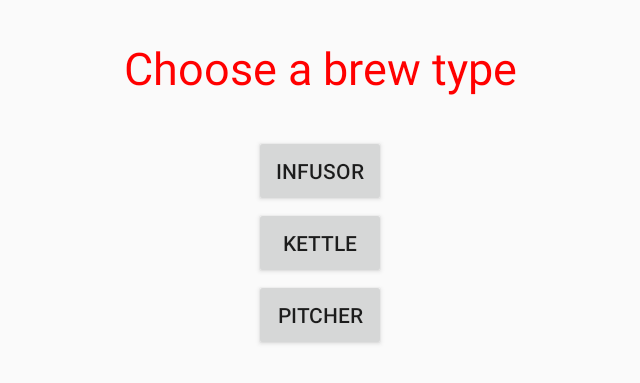
After one commit to aprestona/Steeped., an Android app: the BrewType screen opened directly, with no data from a screen before it, on a phone screen of 824 x 412 dp (held sideways). The commit adds this screen. Shown: the top 383 px of the screen, without its empty margins (298-938 px from the left). Run offline under Robolectric (Android 15) with nearby library versions, the phone set to English and light mode, and no system bars; 2 statements that could not run were skipped.

Commit message:
added the BrewType java file to link the brew_type xml files.

```diff
--- /dev/null
+++ b/app/src/main/java/sonsoflibertea/steeped/BrewType.java
@@ -0,0 +1,105 @@
+package sonsoflibertea.steeped;
+
+/**
+ * Created by Jose on 4/2/15.
+ */
+
+import android.app.Activity;
+import android.os.Bundle;
+import android.view.View;
+import android.view.View.OnClickListener;
+import android.widget.Button;
+import android.widget.TextView;
+
+public class BrewType extends Activity implements OnClickListener {
+    // This is the backend of the tea_type layout for the selection of tea type activity
+    public static final String TAG_BREWTYPE = "type";
+
+
+    private TextView tv_BrewType;
+    private Button buttonInfusor;
+    private Button buttonKettle;
+    private Button buttonPitcher;
+
+    @Override
+    protected void onCreate(Bundle savedInstanceState) {
+        //The super keyword is used to refer to the parent class in java
+        super.onCreate(savedInstanceState);
+
+        //How the activity actually looks is inside main.xml, inside the layout folder
+        setContentView(R.layout.brew_type);
+
+        //The buttons have parameters corresponding to the IDs in Main.xml
+
+        tv_BrewType = (TextView) findViewById(R.id.tv_BrewType);
+
+        buttonInfusor = (Button) findViewById(R.id.btn_infusor);
+        buttonKettle = (Button) findViewById(R.id.btn_kettle);
+        buttonPitcher = (Button) findViewById(R.id.btn_pitcher);
+
+
+		/*The buttons now have onClickListeners set, a method/function of the button class
+		 * to start a new activity/intent when pressed. In this case, pressing a button
+		 * will go to the results page.
+		 * */
+
+        buttonInfusor.setOnClickListener(this);
+        buttonKettle.setOnClickListener(this);
+        buttonPitcher.setOnClickListener(this);
+
+    }
+
+    @Override
+	/*onClick is what is called when the buttons are pressed and they take in Views as arguments
+	 * as buttons are children of the view class, buttons can polymorphically be passed in. The button
+	 * that called the onClick is automatically fed in*/
+    public void onClick(View v) {
+        String brewType = ""; // Type of tea entered.. not sure if going to be used yet..
+
+
+        //The switch statements grab the id values of the button pressed and calculates the tip accordingly
+        switch (v.getId()) {
+
+            case R.id.btn_infusor: {
+                brewType = "Infusor";
+
+                break;
+            }
+            case R.id.btn_kettle: {
+                brewType = "Kettle";
+
+                break;
+            }
+            case R.id.btn_pitcher: {
+                brewType = "Pitcher";
+
+                break;
+            }
+
+            default: {
+                break;
+            }
+        }
+        // This passes the correct arguments to the next screen and launches the next activity
+//      launchNextActivity();
+    }
+    private void launchNextActivity(String brewType, int time2steep)
+    {
+
+		/*The intent class represents an action is used to "load" activities into a variable so they can be passed in and launched from
+		 * the startActivity method. Basic intents take two arguments, the current class(.java) and the class(.java) that the app will move to
+		 *  The line below initializes an Intent named resultActivity and passes in (Main.this,Result.class) much like the this-> pointer in C++,
+		 *  the this keyword in java is used by classes to reference themselves*/
+//        Intent nextActivity = new Intent(TeaType.this, Next.class);
+
+		/*Since this method is private, if we want the Result Activity/class to access it's members (the strings TAG_TIP and TAG_GRAND_TOTAL),
+		 *we can "push" members from the Main Acivity/class to Result, much like how a friend function can "pull" private members from objects
+		*/
+//        nextActivity.putExtra(TAG_TEATYPE, teaType);
+//        nextActivity.putExtra(TAG_TIME, time2steep);
+
+
+//        Launches the new activity
+//        startActivity(nextActivity);
+    }
+}
--- a/app/src/main/res/layout/brew_type.xml
+++ b/app/src/main/res/layout/brew_type.xml
@@ -1,11 +1,13 @@
 <?xml version="1.0" encoding="utf-8"?>
 <LinearLayout xmlns:android="http://schemas.android.com/apk/res/android"
+    android:id="@+id/brewbackgroud"
     android:orientation="vertical"
     android:layout_width="match_parent"
     android:layout_height="match_parent">
 
 
     <TextView
+        android:id="@+id/tv_BrewType"
         android:layout_width="fill_parent"
         android:layout_height="90sp"
         android:gravity="center"
--- /dev/null
+++ b/app/src/main/res/menu/menu_brew_type.xml
@@ -0,0 +1,6 @@
+<menu xmlns:android="http://schemas.android.com/apk/res/android"
+    xmlns:app="http://schemas.android.com/apk/res-auto"
+    xmlns:tools="http://schemas.android.com/tools" tools:context="sonsoflibertea.steeped.BrewType">
+    <item android:id="@+id/action_settings" android:title="@string/action_settings"
+        android:orderInCategory="100" app:showAsAction="never" />
+</menu>
--- a/app/src/main/res/values/strings.xml
+++ b/app/src/main/res/values/strings.xml
@@ -13,4 +13,7 @@
     <string name="btn_black">Black Tea</string>
     <string name="btn_herbal">Herbal Tea</string>
     <string name="tv_TeaType">Please Select Type of Tea</string>
+    <string name="title_activity_brew_type">BrewType</string>
+
+    <string name="hello_world">Hello world!</string>
 </resources>
```
Also changed, not shown: app/src/main/AndroidManifest.xml (+25 -0 lines), 3 other files.
